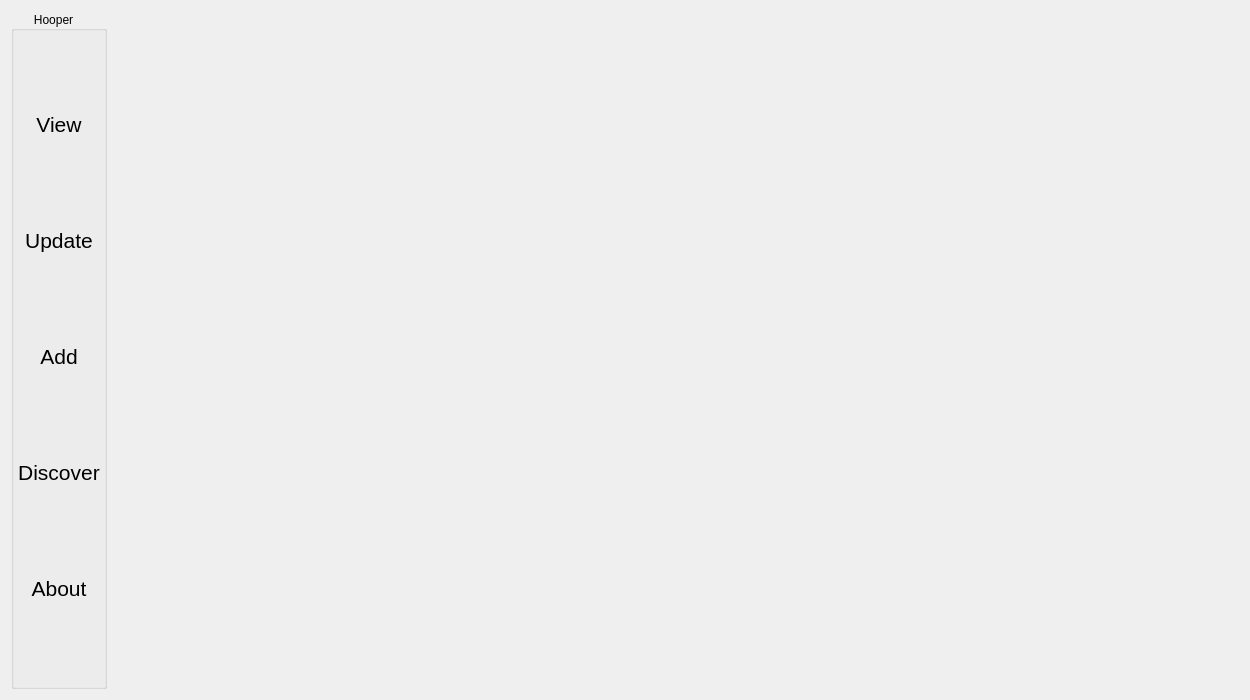
First picture: the form in hoopergui/mainwindow.ui, repository VLN1-15-30/fall-project, before the edit.
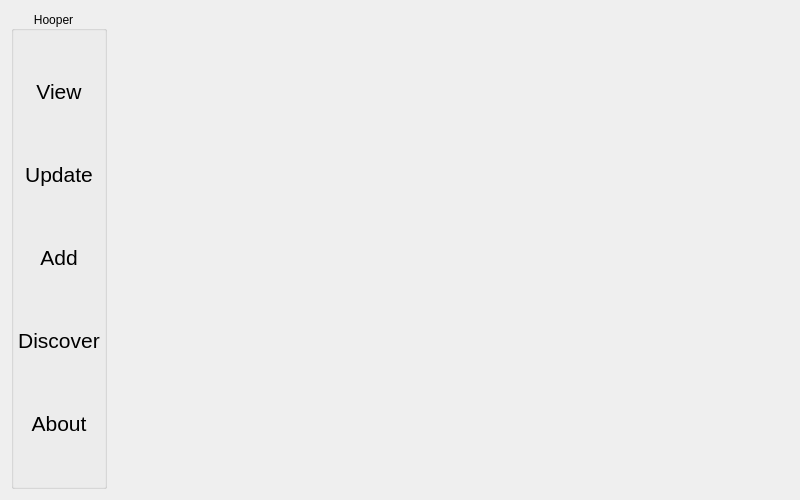
Second picture: the form after the edit.

Diff of the .ui file:
```diff
--- a/hoopergui/mainwindow.ui
+++ b/hoopergui/mainwindow.ui
@@ -6,14 +6,14 @@
    <rect>
     <x>0</x>
     <y>0</y>
-    <width>1250</width>
-    <height>700</height>
+    <width>800</width>
+    <height>500</height>
    </rect>
   </property>
   <property name="minimumSize">
    <size>
-    <width>800</width>
-    <height>500</height>
+    <width>600</width>
+    <height>350</height>
    </size>
   </property>
   <property name="windowTitle">
```
